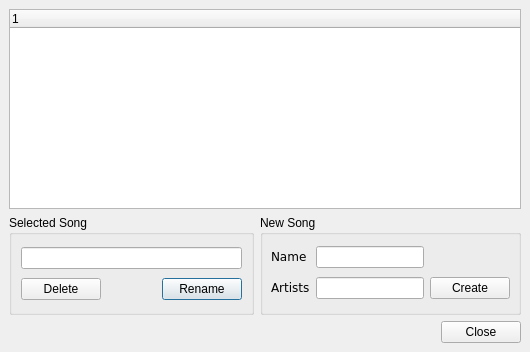
First picture: the form in src/traverso/ui/SongManagerDialog.ui, repository ErwanLegrand/Traverso-DAW, before the edit.
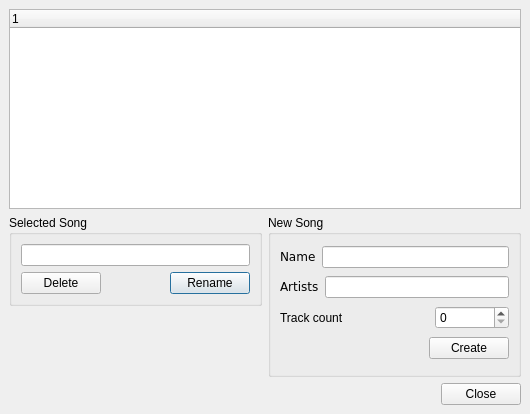
Second picture: the form after the edit.

Commit message: * Added track count spinbox to select the number of tracks to create for the new song * update song list correctly when songs are added/removed

```diff
--- a/src/traverso/ui/SongManagerDialog.ui
+++ b/src/traverso/ui/SongManagerDialog.ui
@@ -6,7 +6,7 @@
     <x>0</x>
     <y>0</y>
     <width>530</width>
-    <height>352</height>
+    <height>414</height>
    </rect>
   </property>
   <property name="maximumSize" >
@@ -58,6 +58,14 @@
       <number>6</number>
      </property>
      <item>
+      <layout class="QVBoxLayout" >
+       <property name="margin" >
+        <number>0</number>
+       </property>
+       <property name="spacing" >
+        <number>6</number>
+       </property>
+       <item>
       <widget class="QGroupBox" name="groupBox_4" >
        <property name="title" >
         <string>Selected Song</string>
@@ -123,50 +131,145 @@
       </widget>
      </item>
      <item>
+        <spacer>
+         <property name="orientation" >
+          <enum>Qt::Vertical</enum>
+         </property>
+         <property name="sizeHint" >
+          <size>
+           <width>20</width>
+           <height>40</height>
+          </size>
+         </property>
+        </spacer>
+       </item>
+      </layout>
+     </item>
+     <item>
       <widget class="QGroupBox" name="groupBox_2" >
        <property name="title" >
         <string>New Song</string>
        </property>
-       <layout class="QGridLayout" >
+       <layout class="QVBoxLayout" >
         <property name="margin" >
-         <number>8</number>
+         <number>9</number>
         </property>
         <property name="spacing" >
          <number>6</number>
         </property>
-        <item row="1" column="1" >
-         <widget class="QLineEdit" name="artistsLineEdit" >
-          <property name="minimumSize" >
-           <size>
-            <width>50</width>
-            <height>0</height>
-           </size>
+        <item>
+         <layout class="QHBoxLayout" >
+          <property name="margin" >
+           <number>0</number>
           </property>
-         </widget>
-        </item>
-        <item row="0" column="0" >
+          <property name="spacing" >
+           <number>6</number>
+          </property>
+          <item>
          <widget class="QLabel" name="label_3_2_2_2_2_2" >
           <property name="text" >
            <string>&lt;html>&lt;head>&lt;meta name="qrichtext" content="1" />&lt;/head>&lt;body style=" white-space: pre-wrap; font-family:Bitstream Vera Sans; font-weight:400; font-style:normal; text-decoration:none;">&lt;p style=" margin-top:0px; margin-bottom:0px; margin-left:0px; margin-right:0px; -qt-block-indent:0; text-indent:0px;">Name&lt;/p>&lt;/body>&lt;/html></string>
           </property>
          </widget>
         </item>
-        <item row="1" column="0" >
+          <item>
+           <widget class="QLineEdit" name="newSongNameLineEdit" />
+          </item>
+         </layout>
+        </item>
+        <item>
+         <layout class="QHBoxLayout" >
+          <property name="margin" >
+           <number>0</number>
+          </property>
+          <property name="spacing" >
+           <number>6</number>
+          </property>
+          <item>
          <widget class="QLabel" name="label_2_2_2_2_2_2_2" >
           <property name="text" >
            <string>&lt;html>&lt;head>&lt;meta name="qrichtext" content="1" />&lt;/head>&lt;body style=" white-space: pre-wrap; font-family:Bitstream Vera Sans; font-weight:400; font-style:normal; text-decoration:none;">&lt;p style=" margin-top:0px; margin-bottom:0px; margin-left:0px; margin-right:0px; -qt-block-indent:0; text-indent:0px;">Artists&lt;/p>&lt;/body>&lt;/html></string>
           </property>
          </widget>
         </item>
-        <item row="0" column="1" >
-         <widget class="QLineEdit" name="newSongNameLineEdit" />
-        </item>
-        <item row="1" column="2" >
+          <item>
+           <widget class="QLineEdit" name="artistsLineEdit" >
+            <property name="minimumSize" >
+             <size>
+              <width>50</width>
+              <height>0</height>
+             </size>
+            </property>
+           </widget>
+          </item>
+         </layout>
+        </item>
+        <item>
+         <layout class="QHBoxLayout" >
+          <property name="margin" >
+           <number>0</number>
+          </property>
+          <property name="spacing" >
+           <number>6</number>
+          </property>
+          <item>
+           <widget class="QLabel" name="label" >
+            <property name="sizePolicy" >
+             <sizepolicy>
+              <hsizetype>5</hsizetype>
+              <vsizetype>5</vsizetype>
+              <horstretch>2</horstretch>
+              <verstretch>0</verstretch>
+             </sizepolicy>
+            </property>
+            <property name="text" >
+             <string>Track count</string>
+            </property>
+           </widget>
+          </item>
+          <item>
+           <widget class="QSpinBox" name="trackCountSpinBox" >
+            <property name="sizePolicy" >
+             <sizepolicy>
+              <hsizetype>1</hsizetype>
+              <vsizetype>0</vsizetype>
+              <horstretch>1</horstretch>
+              <verstretch>0</verstretch>
+             </sizepolicy>
+            </property>
+           </widget>
+          </item>
+         </layout>
+        </item>
+        <item>
+         <layout class="QHBoxLayout" >
+          <property name="margin" >
+           <number>0</number>
+          </property>
+          <property name="spacing" >
+           <number>6</number>
+          </property>
+          <item>
+           <spacer>
+            <property name="orientation" >
+             <enum>Qt::Horizontal</enum>
+            </property>
+            <property name="sizeHint" >
+             <size>
+              <width>40</width>
+              <height>20</height>
+             </size>
+            </property>
+           </spacer>
+          </item>
+          <item>
          <widget class="QPushButton" name="createSongButton" >
           <property name="text" >
            <string>Create</string>
           </property>
          </widget>
+          </item>
+         </layout>
         </item>
        </layout>
       </widget>
```
Lines whose indentation alone changed are shown as unchanged. The commit also changes 4 other files.
